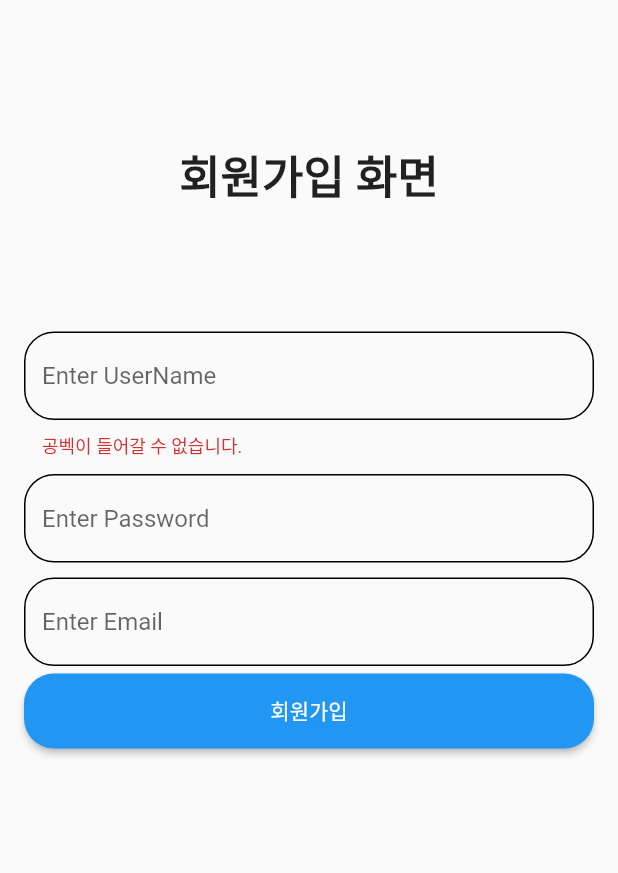
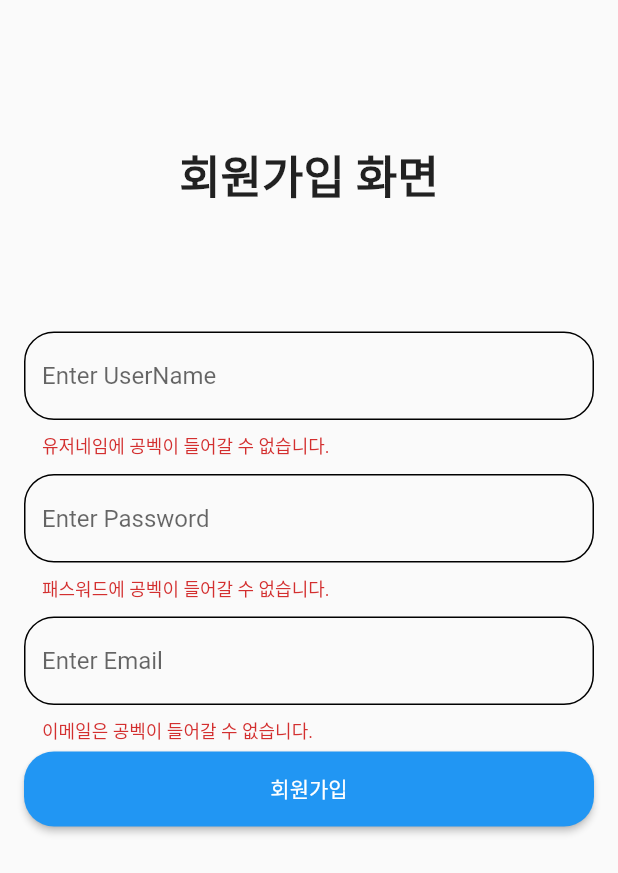
Before and after one commit to HiddenEvent/flutter_blog, a Flutter app: the screen it shows after launch, after a tap on "회원가입", on a phone screen of 412 x 824 dp. Shown: the top 873 px of the screen. Run offline on Flutter 3.47's test engine with Material 2 defaults, Android fonts, the phone set to English and light mode, and no system bars; our stand-ins replace get, validators.

```diff
--- a/lib/pages/user/join_page.dart
+++ b/lib/pages/user/join_page.dart
@@ -2,6 +2,7 @@ import 'package:flutter/material.dart';
 import 'package:flutter_blog/pages/components/custom_elevated_button.dart';
 import 'package:flutter_blog/pages/components/custom_text_form_field.dart';
 import 'package:flutter_blog/pages/user/login_page.dart';
+import 'package:flutter_blog/util/validator_util.dart';
 import 'package:get/get.dart';
 import 'package:validators/validators.dart';
 
@@ -42,28 +43,16 @@ class JoinPage extends StatelessWidget {
         children: [
           CustomTextFormField(
               hint: "UserName",
-              funValidator: (String? value) {
-                if(value!.isEmpty){
-                  return "공벡이 들어갈 수 없습니다.";
-                } else if (!isAlpha(value)) {
-                  return "유저네임에 한글이 들어갈 수 없습니다";
-                } else if (value.length > 12) {
-                  return "유저네임의 길이를 초과하였습니다.";
-                } else {
-                  return null;
-                }
-
-              }),
+              funValidator: validateUsername()
+          ),
           CustomTextFormField(
               hint: "Password",
-              funValidator: (value) {
-                print(value);
-              }),
+              funValidator: validatePassword()
+          ),
           CustomTextFormField(
               hint: "Email",
-              funValidator: (value) {
-                print(value);
-              }),
+              funValidator: validateEmail()
+          ),
           CustomElevatedButton(
             text: "회원가입",
             funPageRoute: () {
--- a/lib/pages/user/login_page.dart
+++ b/lib/pages/user/login_page.dart
@@ -2,6 +2,7 @@ import 'package:flutter/material.dart';
 import 'package:flutter_blog/pages/components/custom_elevated_button.dart';
 import 'package:flutter_blog/pages/components/custom_text_form_field.dart';
 import 'package:flutter_blog/pages/post/home_page.dart';
+import 'package:flutter_blog/util/validator_util.dart';
 import 'package:get/get.dart';
 
 
@@ -38,11 +39,15 @@ class LoginPage extends StatelessWidget {
       key: _formKey,
       child: Column(
         children: [
-          CustomTextFormField(hint: "UserName", funValidator: (value){}),
-          CustomTextFormField(hint: "Password", funValidator: (value){}),
+          CustomTextFormField(hint: "UserName", funValidator: validateUsername()),
+          CustomTextFormField(hint: "Password", funValidator: validatePassword()),
           CustomElevatedButton(
               text: "로그인",
-              funPageRoute: () => Get.to(HomePage())
+              funPageRoute: () {
+                if(_formKey.currentState!.validate()){
+                  Get.to(HomePage());
+                }
+              }
           )
         ],
       ),
--- /dev/null
+++ b/lib/util/validator_util.dart
@@ -0,0 +1,43 @@
+import 'package:validators/validators.dart';
+
+Function validateUsername() {
+  return (String? value) {
+    if (value!.isEmpty) {
+      return "유저네임에 공벡이 들어갈 수 없습니다.";
+    } else if (!isAlphanumeric(value)) {
+      return "유저네임에 한글이나 특수문자는 들어갈 수 없습니다";
+    } else if (value.length > 12) {
+      return "유저네임의 길이를 초과하였습니다.";
+    } else {
+      return null;
+    }
+  };
+}
+
+Function validatePassword() {
+  return (String? value) {
+    if (value!.isEmpty) {
+      return "패스워드에 공벡이 들어갈 수 없습니다.";
+    } else if (value.length > 12) {
+      return "패스워드의 길이를 초과하였습니다.";
+    } else if (value.length < 4) {
+      return "패스워드의 최소 길이는 4자 입니다.";
+    }else {
+      return null;
+    }
+  };
+}
+
+Function validateEmail() {
+  return (String? value) {
+    if (value!.isEmpty) {
+      return "이메일은 공벡이 들어갈 수 없습니다.";
+    } else if (!isEmail(value)) {
+      return "이메일 형식에 맞지 않습니다.";
+    } else if (value.length > 20) {
+      return "이메일의 길이를 초과하였습니다.";
+    } else {
+      return null;
+    }
+  };
+}
```
